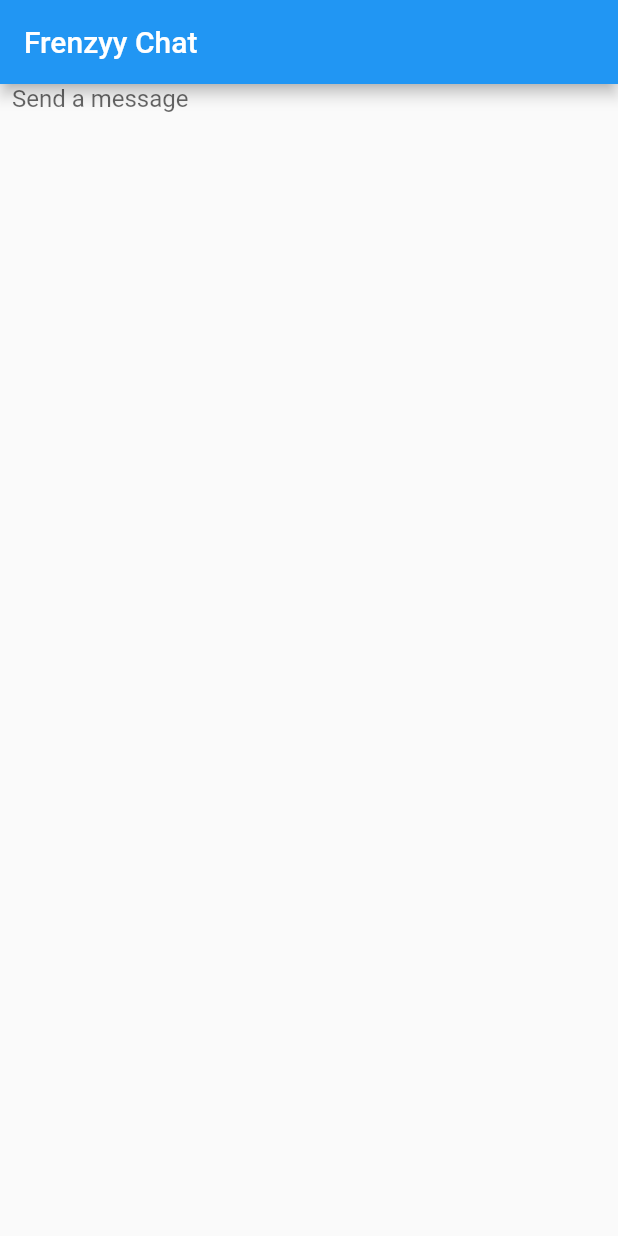
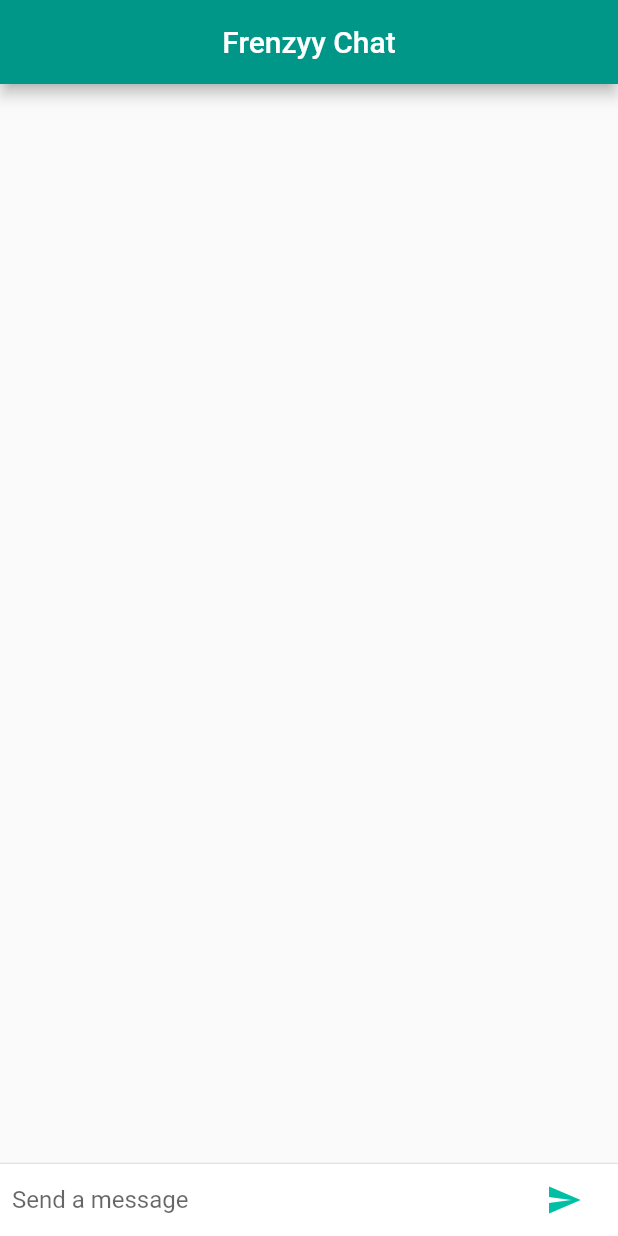
Before and after one commit to artichaudhary0/Chat-App, a Flutter app: the screen it shows after launch, on a phone screen of 412 x 824 dp. Run offline on Flutter 3.47's test engine with Material 2 defaults, Android fonts, the phone set to English and light mode, and no system bars.

Commit message:
dummy chat app

```diff
--- a/lib/chatScreen.dart
+++ b/lib/chatScreen.dart
@@ -1,3 +1,4 @@
+import 'package:chat_app/message.dart';
 import 'package:flutter/material.dart';
 
 class ChatScreen extends StatefulWidget {
@@ -8,17 +9,66 @@ class ChatScreen extends StatefulWidget {
 }
 
 class _ChatScreenState extends State<ChatScreen> {
+  final TextEditingController _textController = TextEditingController();
+  final List<ChatMessage> _messages = <ChatMessage>[];
+  void _handelSubmitter(String text) {
+    _textController.clear();
+    ChatMessage message = ChatMessage(text: text);
+    setState(() {
+      _messages.insert(0, message);
+    });
+  }
+
   Widget _textComposerWidget() {
-    return Container(
-      margin: const EdgeInsets.symmetric(horizontal: 8.0),
-      child: const TextField(
-        decoration: InputDecoration.collapsed(hintText: "Send a message"),
+    return IconTheme(
+      data: IconThemeData(color: Colors.tealAccent.shade700),
+      child: Container(
+        margin: const EdgeInsets.symmetric(horizontal: 8.0),
+        child: Row(
+          children: [
+            Flexible(
+              child: TextField(
+                decoration:
+                    const InputDecoration.collapsed(hintText: "Send a message"),
+                controller: _textController,
+                onSubmitted: _handelSubmitter,
+              ),
+            ),
+            Container(
+              margin: const EdgeInsets.symmetric(horizontal: 4.0),
+              child: IconButton(
+                icon: Icon(Icons.send),
+                onPressed: () {
+                  _handelSubmitter(_textController.text);
+                },
+              ),
+            ),
+          ],
+        ),
       ),
     );
   }
 
   @override
   Widget build(BuildContext context) {
-    return _textComposerWidget();
+    return Column(
+      children: [
+        Flexible(
+          child: ListView.builder(
+            itemBuilder: (_, int index) => _messages[index],
+            itemCount: _messages.length,
+            reverse: true,
+            padding: EdgeInsets.all(8.0),
+          ),
+        ),
+        Divider(
+          height: 1.0,
+        ),
+        Container(
+          decoration: BoxDecoration(color: Theme.of(context).cardColor),
+          child: _textComposerWidget(),
+        ),
+      ],
+    );
   }
 }
--- a/lib/home_page.dart
+++ b/lib/home_page.dart
@@ -10,6 +10,8 @@ class HomePage extends StatelessWidget {
   Widget build(BuildContext context) {
     return Scaffold(
       appBar: AppBar(
+        centerTitle: true,
+        backgroundColor: Colors.teal,
         title: Text("Frenzyy Chat"),
       ),
       body: ChatScreen(),
--- a/pubspec.yaml
+++ b/pubspec.yaml
@@ -58,8 +58,8 @@ flutter:
   uses-material-design: true
 
   # To add assets to your application, add an assets section, like this:
-  # assets:
-  #   - images/a_dot_burr.jpeg
+  assets:
+   - assets/dppp.jpeg
   #   - images/a_dot_ham.jpeg
 
   # An image asset can refer to one or more resolution-specific "variants", see
```
Also changed, not shown: lib/message.dart (+43 -0 lines).
